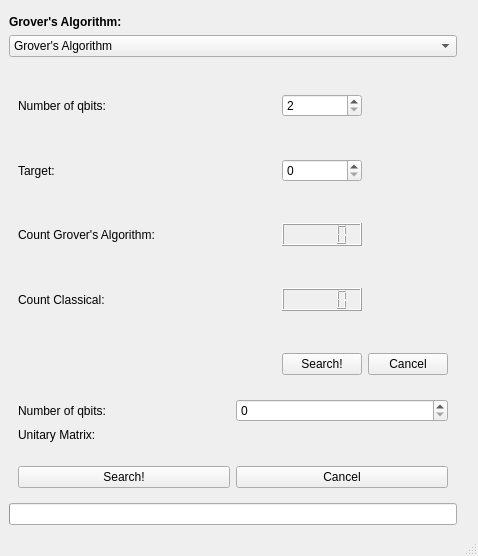
First picture: the form in qcp/gui/form.ui, repository Tiernan8r/quantum_computing_project, before the edit.
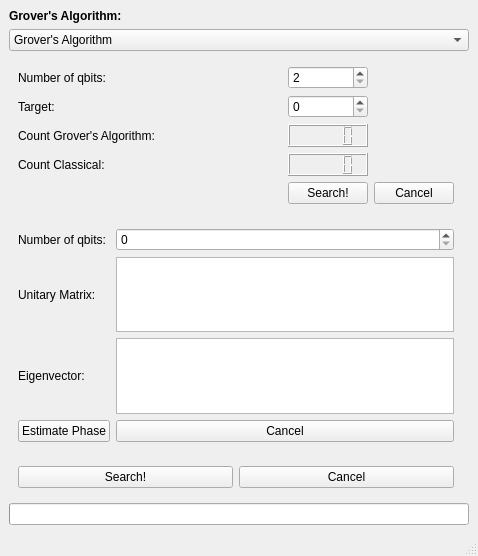
Second picture: the form after the edit.

Commit message: more reorganisation of UI and constants files

The edit to the form file:
```diff
--- a/qcp/gui/form.ui
+++ b/qcp/gui/form.ui
@@ -21,62 +21,9 @@
   </property>
   <widget class="QWidget" name="central_widget">
    <layout class="QGridLayout" name="gridLayout_2">
-    <item row="4" column="0" rowspan="2" colspan="3" alignment="Qt::AlignHCenter">
-     <widget class="QWidget" name="graph" native="true">
-      <property name="sizePolicy">
-       <sizepolicy hsizetype="Fixed" vsizetype="Fixed">
-        <horstretch>0</horstretch>
-        <verstretch>0</verstretch>
-       </sizepolicy>
-      </property>
-     </widget>
-    </item>
-    <item row="8" column="0">
-     <widget class="QComboBox" name="algorithm_options">
-      <property name="frame">
-       <bool>true</bool>
-      </property>
+    <item row="3" column="0">
+     <layout class="QHBoxLayout" name="horizontalLayout">
       <item>
-       <property name="text">
-        <string>Grover's Algorithm</string>
-       </property>
-      </item>
-      <item>
-       <property name="text">
-        <string>Phase Estimation</string>
-       </property>
-      </item>
-      <item>
-       <property name="text">
-        <string>Sudoku</string>
-       </property>
-      </item>
-     </widget>
-    </item>
-    <item row="6" column="0">
-     <widget class="QLabel" name="title">
-      <property name="text">
-       <string>&lt;html&gt;&lt;head/&gt;&lt;body&gt;&lt;p&gt;&lt;span style=&quot; font-weight:700;&quot;&gt;Grover's Algorithm:&lt;/span&gt;&lt;/p&gt;&lt;/body&gt;&lt;/html&gt;</string>
-      </property>
-      <property name="textFormat">
-       <enum>Qt::RichText</enum>
-      </property>
-     </widget>
-    </item>
-    <item row="13" column="0">
-     <widget class="QProgressBar" name="progress_bar">
-      <property name="enabled">
-       <bool>true</bool>
-      </property>
-      <property name="value">
-       <number>0</number>
-      </property>
-      <property name="textVisible">
-       <bool>false</bool>
-      </property>
-     </widget>
-    </item>
-    <item row="11" column="0">
      <layout class="QVBoxLayout" name="algorithms_layout">
       <item>
        <widget class="QWidget" name="grover_frame" native="true">
@@ -347,23 +294,50 @@
         <layout class="QVBoxLayout" name="verticalLayout_2">
          <item>
           <layout class="QGridLayout" name="phase_estimation_grid_layout">
+             <item row="2" column="1">
+              <widget class="QTableWidget" name="table_input_eigenvector_pe"/>
+             </item>
            <item row="1" column="0">
-            <widget class="QLabel" name="label">
+              <widget class="QLabel" name="label_unitary_pe">
              <property name="text">
               <string>Unitary Matrix:</string>
              </property>
             </widget>
            </item>
-           <item row="0" column="0">
-            <widget class="QLabel" name="label_nqbits_pe">
-             <property name="text">
-              <string>Number of qbits:</string>
-             </property>
-            </widget>
-           </item>
            <item row="0" column="1">
             <widget class="QSpinBox" name="input_nqbits_pe"/>
            </item>
+             <item row="0" column="0">
+              <widget class="QLabel" name="label_nqbits_pe">
+               <property name="text">
+                <string>Number of qbits:</string>
+               </property>
+              </widget>
+             </item>
+             <item row="2" column="0">
+              <widget class="QLabel" name="label_eigenvactor_pe">
+               <property name="text">
+                <string>Eigenvector:</string>
+               </property>
+              </widget>
+             </item>
+             <item row="1" column="1">
+              <widget class="QTableView" name="table_input_unitary_pe"/>
+             </item>
+             <item row="3" column="0">
+              <widget class="QPushButton" name="estimate_phase_button_pe">
+               <property name="text">
+                <string>Estimate Phase</string>
+               </property>
+              </widget>
+             </item>
+             <item row="3" column="1">
+              <widget class="QPushButton" name="cancel_button_pe">
+               <property name="text">
+                <string>Cancel</string>
+               </property>
+              </widget>
+             </item>
           </layout>
          </item>
         </layout>
@@ -395,7 +369,51 @@
       </item>
      </layout>
     </item>
-    <item row="9" column="0">
+      <item>
+       <widget class="QWidget" name="graph" native="true">
+        <property name="sizePolicy">
+         <sizepolicy hsizetype="Fixed" vsizetype="Fixed">
+          <horstretch>0</horstretch>
+          <verstretch>0</verstretch>
+         </sizepolicy>
+        </property>
+       </widget>
+      </item>
+     </layout>
+    </item>
+    <item row="1" column="0">
+     <widget class="QComboBox" name="algorithm_options">
+      <property name="frame">
+       <bool>true</bool>
+      </property>
+      <item>
+       <property name="text">
+        <string>Grover's Algorithm</string>
+       </property>
+      </item>
+      <item>
+       <property name="text">
+        <string>Phase Estimation</string>
+       </property>
+      </item>
+      <item>
+       <property name="text">
+        <string>Sudoku</string>
+       </property>
+      </item>
+     </widget>
+    </item>
+    <item row="0" column="0">
+     <widget class="QLabel" name="title">
+      <property name="text">
+       <string>&lt;html&gt;&lt;head/&gt;&lt;body&gt;&lt;p&gt;&lt;span style=&quot; font-weight:700;&quot;&gt;Grover's Algorithm:&lt;/span&gt;&lt;/p&gt;&lt;/body&gt;&lt;/html&gt;</string>
+      </property>
+      <property name="textFormat">
+       <enum>Qt::RichText</enum>
+      </property>
+     </widget>
+    </item>
+    <item row="2" column="0">
      <spacer name="verticalSpacer">
       <property name="orientation">
        <enum>Qt::Vertical</enum>
@@ -408,6 +426,19 @@
       </property>
      </spacer>
     </item>
+    <item row="11" column="0">
+     <widget class="QProgressBar" name="progress_bar">
+      <property name="enabled">
+       <bool>true</bool>
+      </property>
+      <property name="value">
+       <number>0</number>
+      </property>
+      <property name="textVisible">
+       <bool>false</bool>
+      </property>
+     </widget>
+    </item>
    </layout>
   </widget>
   <widget class="QStatusBar" name="statusbar"/>
```
Lines whose indentation alone changed are shown as unchanged. The commit also changes 6 other files.
